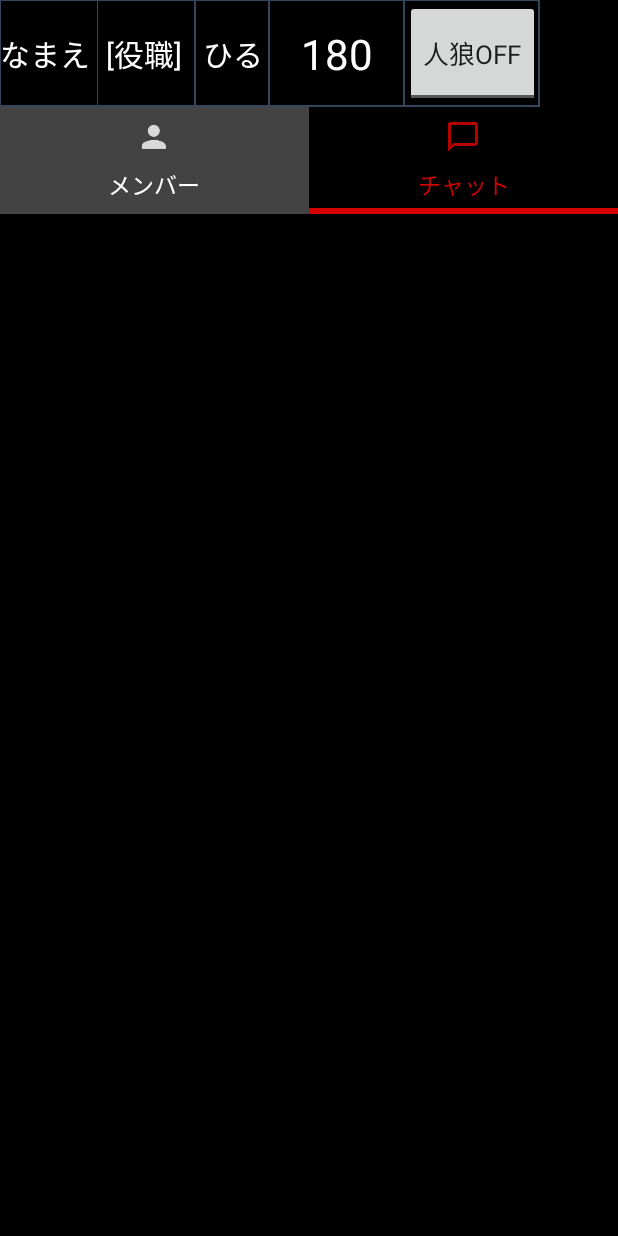
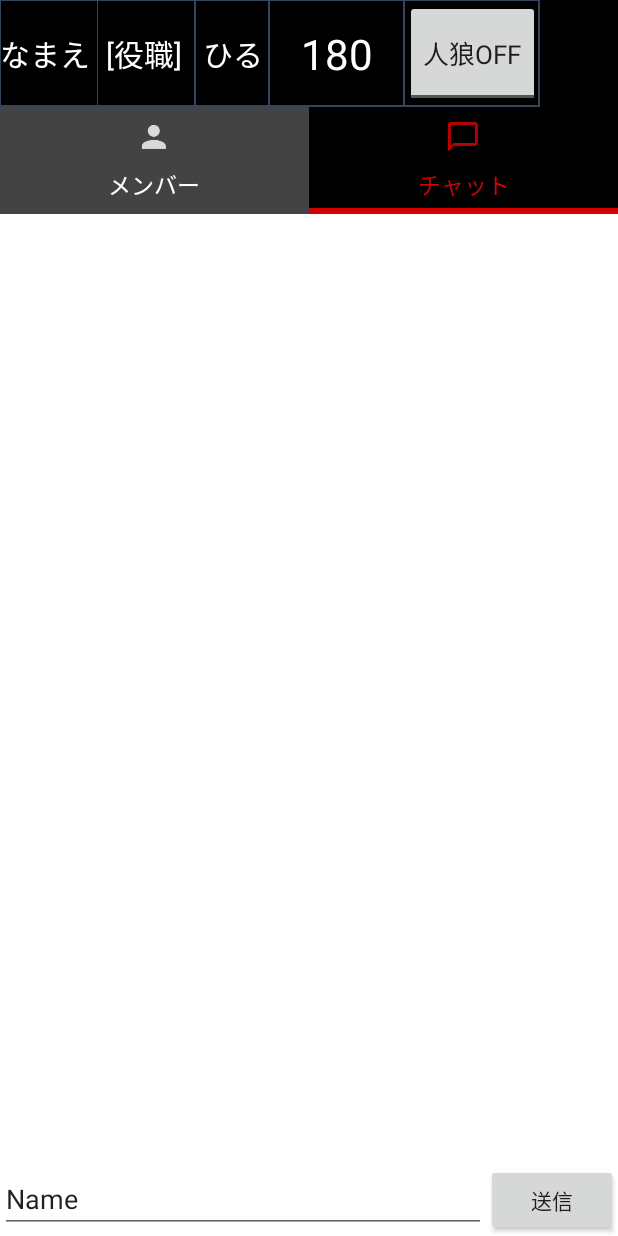
Before and after one commit to s15011/Jinrou, an Android app: the GameActivity screen opened directly, with no data from a screen before it, tab 2 chosen, on a phone screen of 412 x 824 dp. Run offline under Robolectric (Android 15) with nearby library versions, the phone set to English and light mode, and no system bars; Roboto replaces fonts that are not available here; 3 statements that could not run were skipped.

Commit message:
擬似的なチャット機能追加

```diff
--- a/app/src/main/java/jp/ac/it_college/std/s15011/jinrou/ChatTab.java
+++ b/app/src/main/java/jp/ac/it_college/std/s15011/jinrou/ChatTab.java
@@ -1,23 +1,60 @@
 package jp.ac.it_college.std.s15011.jinrou;
 
+import android.os.Bundle;
 import android.support.v4.app.Fragment;
+import android.view.LayoutInflater;
+import android.view.View;
+import android.view.ViewGroup;
+import android.widget.ArrayAdapter;
+import android.widget.Button;
+import android.widget.EditText;
+import android.widget.ListView;
+import android.widget.Toast;
+
+import static android.R.layout.simple_list_item_1;
 
 /**
  * Created by Nakachi Samuel Kota on 2017/03/20.
  */
 
 public class ChatTab extends Fragment {
+
+    ArrayAdapter<String> adapter;
 //    @Override
 //    public void onCreate(Bundle savedInstanceState) {
 //        super.onCreate(savedInstanceState);
 //    }
 //
-//    @Override
-//    public View onCreateView(LayoutInflater inflater, ViewGroup container,
-//                             Bundle savedInstanceState) {
-//        View view = inflater.inflate(R.layout.chat_tab, container, false);
+    @Override
+    public View onCreateView(LayoutInflater inflater, ViewGroup container,
+                             Bundle savedInstanceState) {
+        View view = inflater.inflate(R.layout.chat_tab, container, false);
 ////        Typeface typeface = Typeface.createFromAsset(getContext().getAssets(), "JKG-L_3.ttf");
 ////        ((TextView) view.findViewById(R.id.textView)).setTypeface(typeface);
-//        return view;
-//    }
+
+        return view;
+    }
+
+    @Override
+    public void onStart() {
+        super.onStart();
+
+        Button button = (Button)getActivity().findViewById(R.id.button2);
+        ListView listview = (ListView)getActivity().findViewById(R.id.listView);
+        adapter = new ArrayAdapter<String>(getActivity(), simple_list_item_1);
+
+        button.setOnClickListener(new View.OnClickListener(){
+            @Override
+            public void onClick(View view) {
+                addStringData();
+            }
+        });
+
+        listview.setAdapter(adapter);
+    }
+
+    private void addStringData(){
+        EditText edittext = (EditText)getActivity().findViewById(R.id.editText);
+        adapter.add(edittext.getText().toString());
+    }
 }
--- a/app/src/main/res/layout/chat_tab.xml
+++ b/app/src/main/res/layout/chat_tab.xml
@@ -1,18 +1,92 @@
 <?xml version="1.0" encoding="utf-8"?>
 <RelativeLayout xmlns:android="http://schemas.android.com/apk/res/android"
+    android:orientation="horizontal"
     android:layout_width="match_parent"
-    android:layout_height="match_parent">
+    android:layout_height="match_parent"
+    >
 
-    <TextView
-        android:text="チャットタブ"
-        android:layout_width="wrap_content"
-        android:layout_height="wrap_content"
-        android:textSize="50sp"
-        android:id="@+id/pagetext"
-        android:textColor="@color/white"
-        android:layout_alignParentStart="true"
-        android:layout_alignParentEnd="true"
-        android:gravity="center_horizontal|center_vertical"
-        android:layout_alignParentTop="true"
-        android:layout_alignParentBottom="true" />
+    <!--<EditText-->
+        <!--android:layout_width="wrap_content"-->
+        <!--android:layout_height="wrap_content"-->
+        <!--android:inputType="textPersonName"-->
+        <!--android:text="Name"-->
+        <!--android:ems="10"-->
+        <!--android:id="@+id/editText"-->
+        <!--android:layout_weight="1"-->
+        <!--android:layout_gravity="bottom"-->
+        <!--android:textColor="#FF0000"/>-->
+
+    <!--<Button-->
+        <!--android:text="送信"-->
+        <!--android:layout_width="wrap_content"-->
+        <!--android:layout_height="wrap_content"-->
+        <!--android:id="@+id/button2"-->
+        <!--android:layout_gravity="bottom"-->
+        <!--/>-->
+
+    <!--<TextView-->
+        <!--android:text="チャットタブ"-->
+        <!--android:layout_width="wrap_content"-->
+        <!--android:layout_height="wrap_content"-->
+        <!--android:textSize="50sp"-->
+        <!--android:id="@+id/pagetext"-->
+        <!--android:textColor="@color/white"-->
+        <!--android:layout_alignParentStart="true"-->
+        <!--android:layout_alignParentEnd="true"-->
+        <!--android:gravity="center_horizontal|center_vertical"-->
+        <!--android:layout_alignParentTop="true"-->
+        <!--android:layout_alignParentBottom="true" />-->
+
+    <ListView
+        android:background="@color/white"
+        android:id="@+id/listView"
+        android:layout_width="match_parent"
+        android:layout_height="match_parent"
+        />
+
+    <LinearLayout
+        xmlns:android="http://schemas.android.com/apk/res/android"
+        android:orientation="horizontal"
+        android:layout_width="match_parent"
+        android:layout_height="match_parent"
+        android:layout_alignParentBottom="true"
+        >
+
+
+        <EditText
+            android:layout_width="wrap_content"
+            android:layout_height="wrap_content"
+            android:inputType="textPersonName"
+            android:text="Name"
+            android:ems="10"
+            android:id="@+id/editText"
+            android:layout_weight="1"
+            android:layout_gravity="bottom"/>
+
+        <Button
+            android:text="送信"
+            android:layout_width="wrap_content"
+            android:layout_height="wrap_content"
+            android:id="@+id/button2"
+            android:layout_gravity="bottom"
+            />
+    </LinearLayout>
+
+    <!--<EditText-->
+        <!--android:layout_width="wrap_content"-->
+        <!--android:layout_height="wrap_content"-->
+        <!--android:inputType="textPersonName"-->
+        <!--android:text="Name"-->
+        <!--android:ems="10"-->
+        <!--android:layout_alignParentBottom="true"-->
+        <!--android:layout_alignParentStart="true"-->
+        <!--android:id="@+id/editText8" />-->
+
+    <!--<Button-->
+        <!--android:text="Button"-->
+        <!--android:layout_width="wrap_content"-->
+        <!--android:layout_height="wrap_content"-->
+        <!--android:layout_alignParentBottom="true"-->
+        <!--android:layout_toEndOf="@+id/editText8"-->
+        <!--android:id="@+id/button7" />-->
 </RelativeLayout>
```
